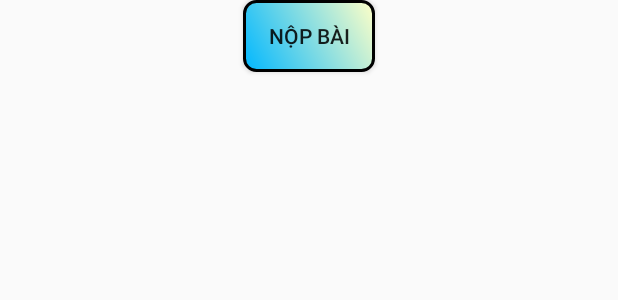
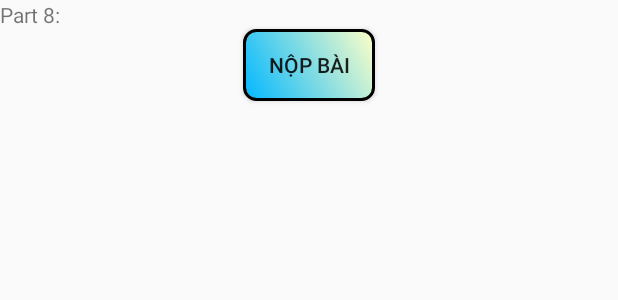
Before and after one commit to hiducnguyen/vnu_ept_test, an Android app: the layout on_theo_phan_layout_reading_p4.xml on its own in the app's theme, with its tools: preview values and no code run, on a phone screen of 412 x 824 dp. Shown: the top 300 px of the screen. Run offline under Robolectric (Android 15) with nearby library versions, the phone set to English and light mode, and no system bars.

Commit message:
fix some bug in OnTheoPhan

```diff
--- a/app/src/main/java/com/example/onthivnu_ept/OnTheoPhanActivity.java
+++ b/app/src/main/java/com/example/onthivnu_ept/OnTheoPhanActivity.java
@@ -335,8 +335,6 @@ public class OnTheoPhanActivity extends Activity
 
                         TextView txtP8 = (TextView) findViewById(R.id.txtP8);
                         txtP8.setText(inforModels.get(0).getReadingInfor());
-                        TextView textView = (TextView) findViewById(R.id.txtPart);
-                        textView.setText(R.string.part_8);
                         ImageView img8 = (ImageView) findViewById(R.id.image8);
                         img8.setBackgroundResource(inforModels.get(0).getImgInfor());
 
--- a/app/src/main/res/layout/on_theo_phan_layout_reading_p4.xml
+++ b/app/src/main/res/layout/on_theo_phan_layout_reading_p4.xml
@@ -4,6 +4,11 @@
     android:layout_width="match_parent"
     android:layout_height="wrap_content"
     android:orientation="vertical">
+    <TextView
+        android:layout_width="match_parent"
+        android:layout_height="wrap_content"
+        android:text="@string/part_8">
+    </TextView>
     <Button
         android:layout_width="wrap_content"
         android:layout_height="wrap_content"
```
